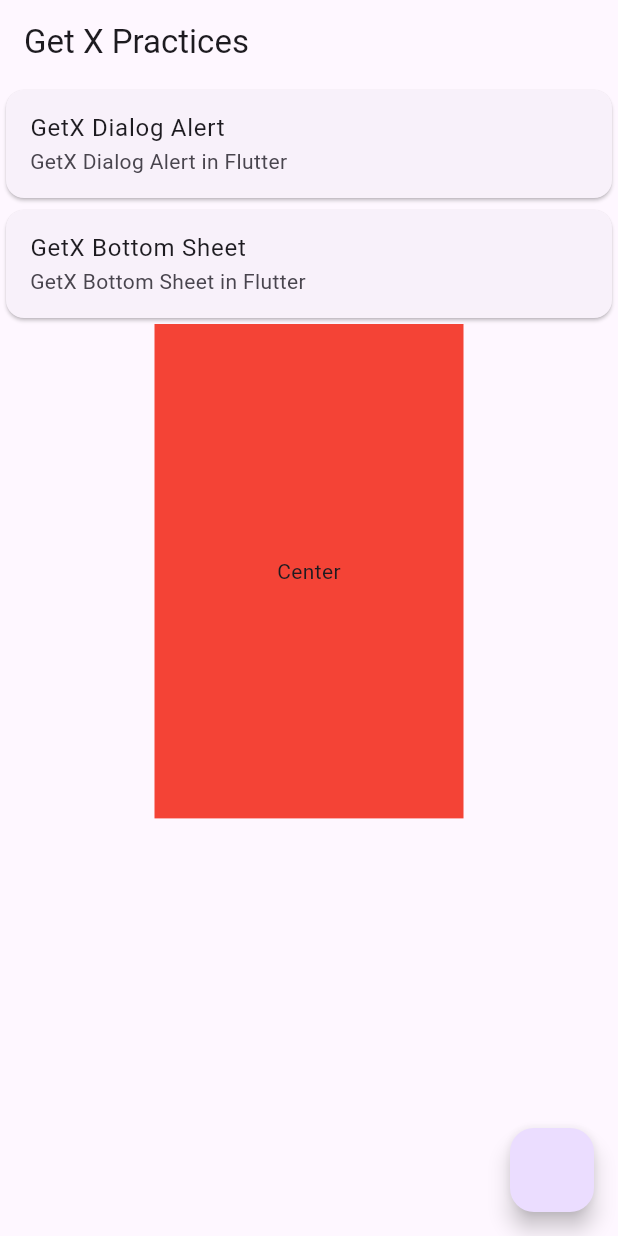
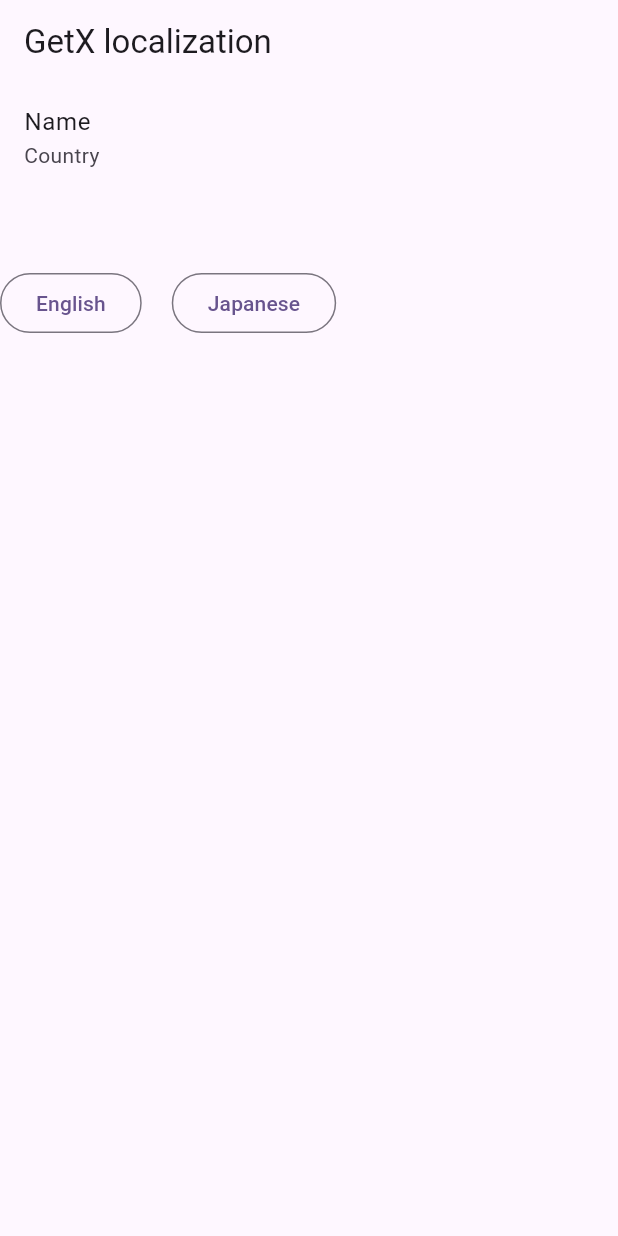
Before and after one commit to Farvez999/Flutter-Get-X, a Flutter app: the screen it shows after launch, on a phone screen of 412 x 824 dp. Run offline on Flutter 3.47's test engine with Material 3 defaults, Android fonts, the phone set to English and light mode, and no system bars; our stand-ins replace get.

Commit message:
GetX localization & Change App Language

```diff
--- a/lib/home_screen.dart
+++ b/lib/home_screen.dart
@@ -92,7 +92,7 @@ class _HomeScreenState extends State<HomeScreen> {
           ),
           /// End GetX Bottom Sheet
 
-
+          /// GetX Height & Width
           Container(
             height: height * .4,
             width: Get.width * .5,
--- /dev/null
+++ b/lib/languages/english.dart
@@ -0,0 +1,7 @@
+Map<String, String> english = {
+  "name" :   "Name",
+  "edit_profile" :   "Edit Profile",
+  "Country" :   "Country",
+  "City" :   "City",
+  "Save" :   "Save",
+};
--- /dev/null
+++ b/lib/languages/japanese.dart
@@ -0,0 +1,7 @@
+Map<String, String> japanese = {
+  "name" :   "名前",
+  "edit_profile" :   "編集",
+  "Country" :   "国",
+  "City" :   "市",
+  "Save" :   "保存",
+};
--- a/lib/main.dart
+++ b/lib/main.dart
@@ -4,24 +4,33 @@ import 'package:getx_project/Navigator/navigator_screen.dart';
 import 'package:getx_project/Navigator/screen_one.dart';
 import 'package:getx_project/Navigator/screen_two.dart';
 import 'package:getx_project/home_screen.dart';
+import 'package:getx_project/view/screens/languages/laguages_screen.dart';
+import 'package:getx_project/view/screens/languages/languages_translations.dart';
 
 void main() {
-  runApp(const MyApp());
+  var lang = "en";
+  runApp( MyApp(lang: lang,));
 }
 
 class MyApp extends StatelessWidget {
-  const MyApp({super.key});
+  const MyApp({super.key, required this.lang});
+  final String lang;
 
   // This widget is the root of your application.
   @override
   Widget build(BuildContext context) {
     return GetMaterialApp(
       title: 'Flutter Demo',
+      // locale: Locale('en','US'),
+      translations: Languages(),
+      locale: lang=="en"? const Locale("en" , "US") :  const Locale("ja" , "JP"),
+      fallbackLocale:const Locale("en" , "US"),
       theme: ThemeData(
         colorScheme: ColorScheme.fromSeed(seedColor: Colors.deepPurple),
         useMaterial3: true,
       ),
-      home: const HomeScreen(),
+      // home: const HomeScreen(),
+      home: const LanguageScreen(),
       // home: const NavigatorScreen(),
       // getPages: [
       //   GetPage(name: '/', page: ()=>NavigatorScreen()),
--- /dev/null
+++ b/lib/view/screens/languages/laguages_screen.dart
@@ -0,0 +1,46 @@
+import 'package:flutter/material.dart';
+import 'package:get/get.dart';
+
+class LanguageScreen extends StatefulWidget {
+  const LanguageScreen({super.key});
+
+  @override
+  State<LanguageScreen> createState() => _LanguageScreenState();
+}
+
+class _LanguageScreenState extends State<LanguageScreen> {
+  @override
+  Widget build(BuildContext context) {
+    return Scaffold(
+      appBar: AppBar(
+        title: Text("GetX localization"),
+      ),
+      body: Column(
+        children: [
+          ListTile(
+            title: Text('name'.tr),
+            subtitle: Text('Country'.tr),
+          ),
+          SizedBox(
+            height: 50,
+          ),
+          Row(
+            children: [
+              OutlinedButton(onPressed: (){
+                Get.updateLocale(Locale('en','US'));
+              }, child: Text(
+                "English"
+              )),
+              SizedBox(width: 20,),
+              OutlinedButton(onPressed: (){
+                Get.updateLocale(Locale('ja','JP'));
+              }, child: Text(
+                  "Japanese"
+              ))
+            ],
+          )
+        ],
+      ),
+    );
+  }
+}
--- /dev/null
+++ b/lib/view/screens/languages/languages_translations.dart
@@ -0,0 +1,12 @@
+import 'package:get/get_navigation/src/root/internacionalization.dart';
+import 'package:getx_project/languages/english.dart';
+import 'package:getx_project/languages/japanese.dart';
+
+class Languages extends Translations{
+  @override
+  // TODO: implement keys
+  Map<String, Map<String, String>> get keys => {
+    "en_US" : english,
+    "ja_JP" : japanese
+  };
+}
```
Also changed, not shown: 1 other file.
